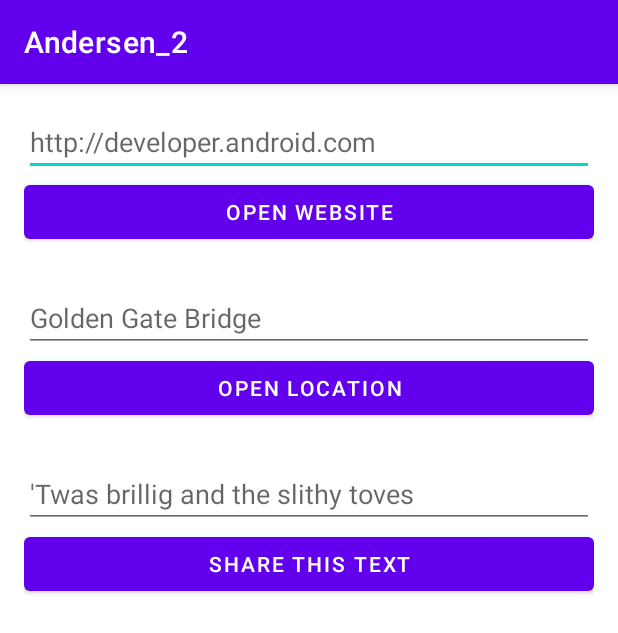
After one commit to teckzi/Andersen_2, an Android app: the LessonTwoThree screen opened directly, with no data from a screen before it, on a phone screen of 412 x 824 dp. The commit adds this screen. Shown: the top 633 px of the screen. Run offline under Robolectric (Android 15) with nearby library versions, the phone set to English and light mode, and no system bars; our stand-ins replace data binding.

Commit message:
Lesson 2.3 firstcommit

```diff
--- a/app/src/main/AndroidManifest.xml
+++ b/app/src/main/AndroidManifest.xml
@@ -10,6 +10,9 @@
         android:supportsRtl="true"
         android:theme="@style/Theme.Andersen_2">
         <activity
+            android:name=".lessonTwoThree.LessonTwoThree"
+            android:exported="false" />
+        <activity
             android:name=".MainActivity"
             android:exported="true">
             <intent-filter>
--- a/app/src/main/java/com/tck/myapplication/MainActivity.kt
+++ b/app/src/main/java/com/tck/myapplication/MainActivity.kt
@@ -4,6 +4,7 @@ import androidx.appcompat.app.AppCompatActivity
 import android.os.Bundle
 import androidx.databinding.DataBindingUtil
 import com.tck.myapplication.databinding.ActivityMainBinding
+import com.tck.myapplication.lessonTwoThree.LessonTwoThree
 
 class MainActivity : AppCompatActivity() {
     override fun onCreate(savedInstanceState: Bundle?) {
@@ -31,7 +32,7 @@ class MainActivity : AppCompatActivity() {
         }
 
         binding.LessonTwoPointThree.setOnClickListener {
-
+            startActivity(LessonTwoThree.newIntent(this))
         }
     }
 }
--- /dev/null
+++ b/app/src/main/java/com/tck/myapplication/lessonTwoThree/LessonTwoThree.kt
@@ -0,0 +1,40 @@
+package com.tck.myapplication.lessonTwoThree
+
+import android.content.Context
+import android.content.Intent
+import android.net.Uri
+import androidx.appcompat.app.AppCompatActivity
+import android.os.Bundle
+import androidx.databinding.DataBindingUtil
+import com.tck.myapplication.R
+import com.tck.myapplication.databinding.ActivityLessonTwoThreeBinding
+
+class LessonTwoThree : AppCompatActivity() {
+    companion object{
+        fun newIntent(packageContext: Context): Intent {
+            return Intent(packageContext, LessonTwoThree::class.java)
+        }
+    }
+
+    override fun onCreate(savedInstanceState: Bundle?) {
+        super.onCreate(savedInstanceState)
+        val binding: ActivityLessonTwoThreeBinding = DataBindingUtil.setContentView(this, R.layout.activity_lesson_two_three)
+
+        binding.openWebsiteButton.setOnClickListener {
+            val url = binding.websiteEdittext.text.toString()
+            val webpage = Uri.parse(url)
+            val intent = Intent(Intent.ACTION_VIEW,webpage)
+            if (intent.resolveActivity(getPackageManager()) != null) {
+                startActivity(intent)
+            }
+        }
+
+        binding.openLocationButton.setOnClickListener {
+
+        }
+
+        binding.shareTextButton.setOnClickListener {
+
+        }
+    }
+}
--- /dev/null
+++ b/app/src/main/res/layout/activity_lesson_two_three.xml
@@ -0,0 +1,53 @@
+<?xml version="1.0" encoding="utf-8"?>
+<layout xmlns:android="http://schemas.android.com/apk/res/android">
+
+    <LinearLayout
+        xmlns:app="http://schemas.android.com/apk/res-auto"
+        xmlns:tools="http://schemas.android.com/tools"
+        android:layout_width="match_parent"
+        android:layout_height="match_parent"
+        android:orientation="vertical"
+        android:padding="16dp"
+        tools:context=".lessonTwoThree.LessonTwoThree">
+
+        <EditText
+            android:id="@+id/website_edittext"
+            android:layout_width="match_parent"
+            android:layout_height="wrap_content"
+            android:hint="@string/edittext_uri"/>
+
+        <Button
+            android:id="@+id/open_website_button"
+            android:layout_width="match_parent"
+            android:layout_height="wrap_content"
+            android:layout_marginBottom="24dp"
+            android:text="@string/button_uri"/>
+
+        <EditText
+            android:id="@+id/location_edittext"
+            android:layout_width="match_parent"
+            android:layout_height="wrap_content"
+            android:hint="@string/edittext_loc"/>
+
+        <Button
+            android:id="@+id/open_location_button"
+            android:layout_width="match_parent"
+            android:layout_height="wrap_content"
+            android:layout_marginBottom="24dp"
+            android:text="@string/button_loc"/>
+
+        <EditText
+            android:id="@+id/share_edittext"
+            android:layout_width="match_parent"
+            android:layout_height="wrap_content"
+            android:hint="@string/edittext_share"/>
+
+        <Button
+            android:id="@+id/share_text_button"
+            android:layout_width="match_parent"
+            android:layout_height="wrap_content"
+            android:layout_marginBottom="24dp"
+            android:text="@string/button_share"/>
+    </LinearLayout>
+
+</layout>
--- a/app/src/main/res/values/strings.xml
+++ b/app/src/main/res/values/strings.xml
@@ -45,4 +45,12 @@ This volume starts with the first new Beatle song, “Free as a Bird” (based o
     <string name="reply">Reply</string>
     <string name="message_received">Message Received</string>
     <string name="reply_received">Reply Received</string>
+    <string name="edittext_uri">http://developer.android.com</string>
+    <string name="button_uri">Open Website</string>
+
+    <string name="edittext_loc">Golden Gate Bridge</string>
+    <string name="button_loc">Open Location</string>
+
+    <string name="edittext_share">\'Twas brillig and the slithy toves</string>
+    <string name="button_share">Share This Text</string>
 </resources>
```
